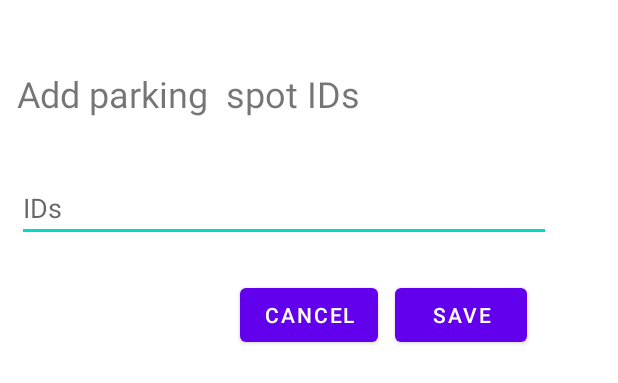
After one commit to madeleine3341/SmartPark, an Android app: the layout fragment_add_parking_spot.xml on its own in the app's theme, with its tools: preview values and no code run, on a phone screen of 412 x 824 dp. The commit adds this screen. Shown: the top 383 px of the screen. Run offline under Robolectric (Android 15) with nearby library versions, the phone set to English and light mode, and no system bars.

Commit message:
- added fragment to input new parking spot ids - fixed FirebaseHelper.addParkingSpot function to accept a parking id and a map of spots

```diff
--- /dev/null
+++ b/app/src/main/res/layout/fragment_add_parking_spot.xml
@@ -0,0 +1,53 @@
+<?xml version="1.0" encoding="utf-8"?>
+<androidx.constraintlayout.widget.ConstraintLayout xmlns:android="http://schemas.android.com/apk/res/android"
+    xmlns:app="http://schemas.android.com/apk/res-auto"
+    xmlns:tools="http://schemas.android.com/tools"
+    android:layout_width="match_parent"
+    android:layout_height="250dp">
+
+    <EditText
+        android:id="@+id/parkingSpotsIDTExtView"
+        android:layout_width="356dp"
+        android:layout_height="44dp"
+        android:layout_marginStart="11dp"
+        android:layout_marginTop="24dp"
+        android:layout_marginBottom="25dp"
+        android:ems="10"
+        android:hint="IDs"
+        android:inputType="textPersonName"
+        app:layout_constraintBottom_toTopOf="@+id/cancelbtn"
+        app:layout_constraintStart_toStartOf="parent"
+        app:layout_constraintTop_toBottomOf="@+id/edittext" />
+
+    <TextView
+        android:id="@+id/edittext"
+        android:layout_width="0dp"
+        android:layout_height="47dp"
+        android:layout_marginStart="11dp"
+        android:layout_marginTop="46dp"
+        android:layout_marginEnd="11dp"
+        android:text="Add parking  spot IDs"
+        android:textSize="24sp"
+        app:layout_constraintEnd_toEndOf="@+id/parkingSpotsIDTExtView"
+        app:layout_constraintStart_toStartOf="parent"
+        app:layout_constraintTop_toTopOf="parent" />
+
+    <Button
+        android:id="@+id/addIDsbtn"
+        android:layout_width="wrap_content"
+        android:layout_height="wrap_content"
+        android:layout_marginStart="11dp"
+        android:layout_marginBottom="16dp"
+        android:text="save"
+        app:layout_constraintBottom_toBottomOf="parent"
+        app:layout_constraintStart_toEndOf="@+id/cancelbtn" />
+
+    <Button
+        android:id="@+id/cancelbtn"
+        android:layout_width="wrap_content"
+        android:layout_height="wrap_content"
+        android:text="cancel"
+        app:layout_constraintBaseline_toBaselineOf="@+id/addIDsbtn"
+        app:layout_constraintEnd_toEndOf="parent"
+        app:layout_constraintStart_toStartOf="parent" />
+</androidx.constraintlayout.widget.ConstraintLayout>
--- a/app/src/main/res/menu/action_bar_items.xml
+++ b/app/src/main/res/menu/action_bar_items.xml
@@ -6,7 +6,7 @@
         android:id="@+id/action_addParkingSpot"
         android:icon="@android:drawable/ic_input_add"
         android:title="Add parking spot"
-        app:showAsAction="ifRoom" />
+        app:showAsAction="always" />
 
 
 </menu>
```
Also changed, not shown: app/src/main/java/com/team19/smartpark/AddParkingSpotsFragment.java (added, +62 -0 lines), app/src/main/java/com/team19/smartpark/ParkingSpotsActivity.java (+9 -0 lines), app/src/main/java/com/team19/smartpark/models/FirebaseHelper.java (+4 -31 lines).
